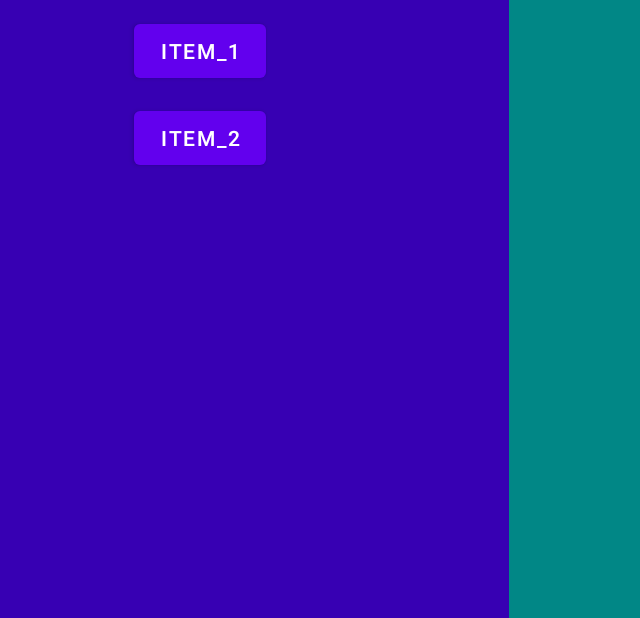
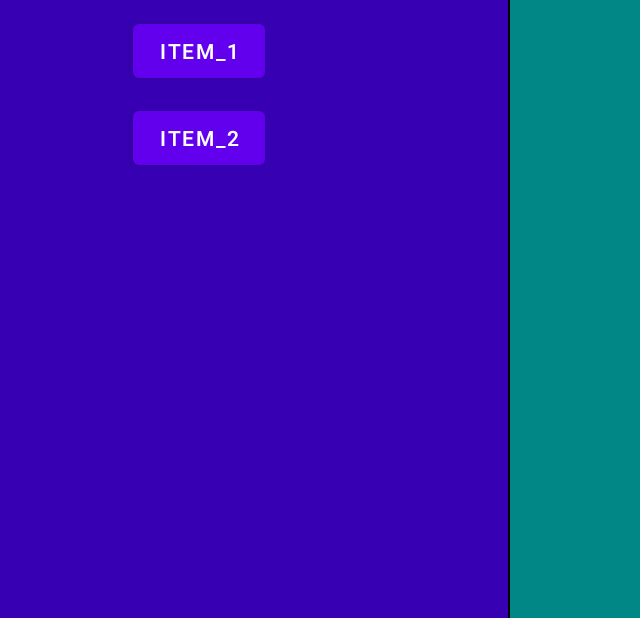
Before and after one commit to FelixZhang00/android-multiply-fragment-in-one-window, an Android app: the screen it shows after launch (MainActivity), on a phone screen of 824 x 412 dp (held sideways). Shown: the whole screen, without its empty margins (109-749 px from the left). Run offline under Robolectric (Android 15) with nearby library versions, the phone set to English and light mode, and no system bars.

Commit message:
分割线

```diff
--- a/app/src/main/res/layout/activity_main.xml
+++ b/app/src/main/res/layout/activity_main.xml
@@ -11,6 +11,10 @@
         android:layout_weight="1"
         android:layout_height="match_parent"/>
 
+    <View
+        android:layout_width="1dp"
+        android:layout_height="match_parent"
+        android:background="@color/black" />
     <FrameLayout
         android:id="@+id/right_content"
         android:layout_width="0dp"
```
